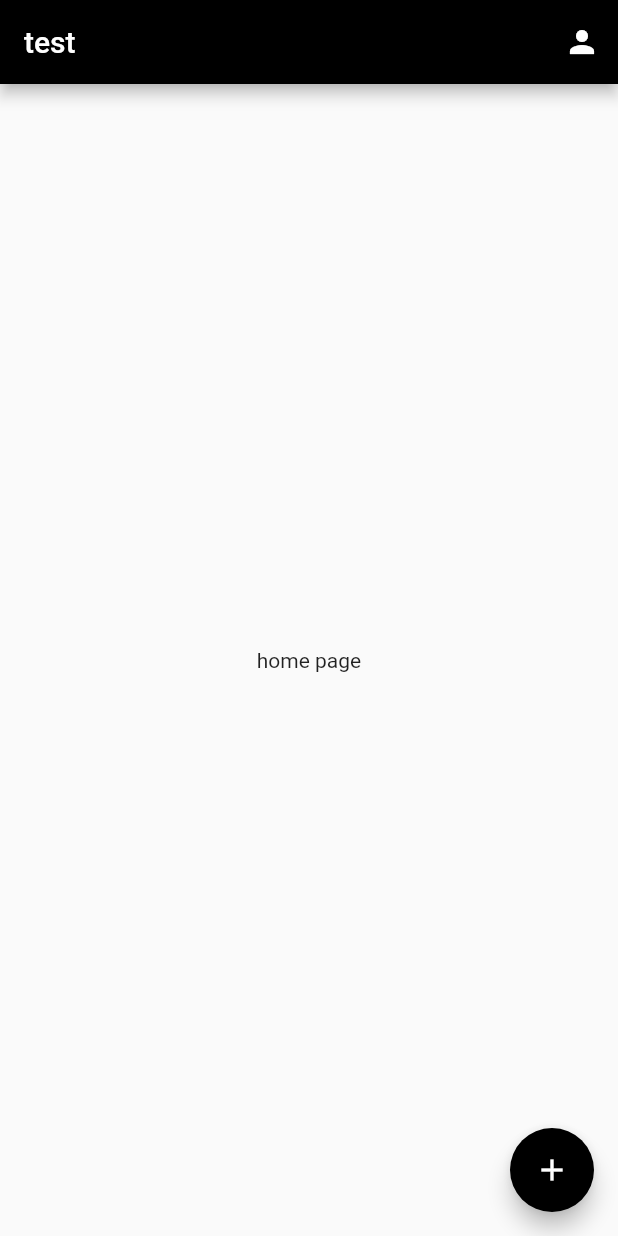
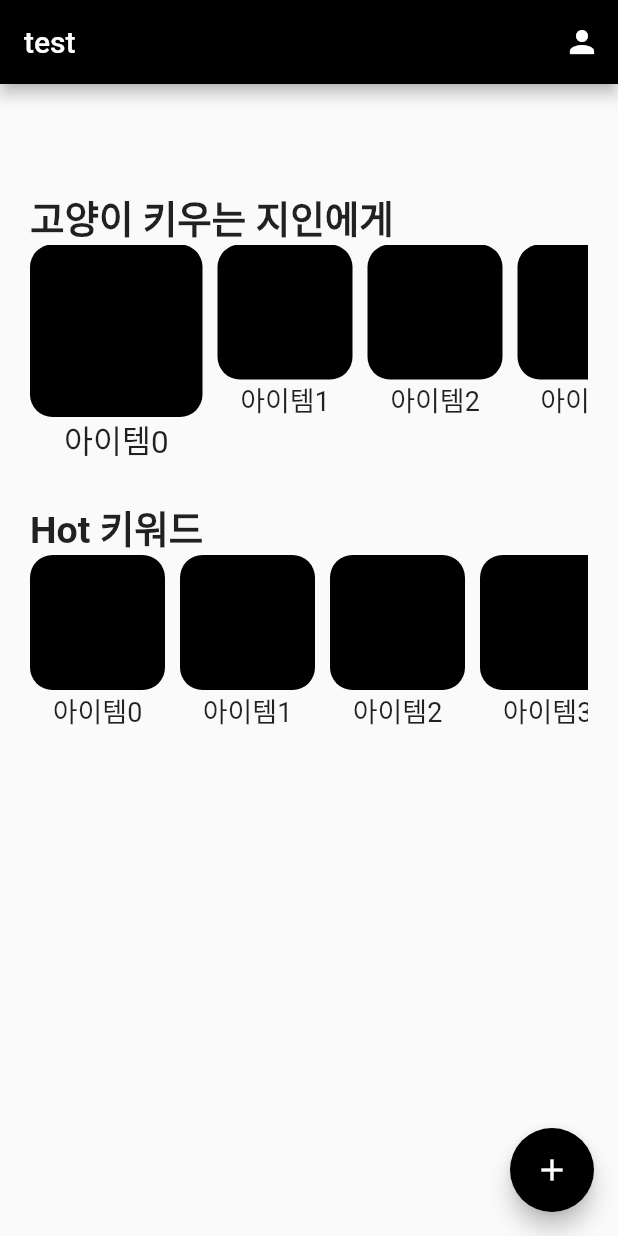
Before and after one commit to haeraam/swyg_gift, a Flutter app: the screen it shows after launch, on a phone screen of 412 x 824 dp. Run offline on Flutter 3.47's test engine with Material 2 defaults, Android fonts, the light colour scheme and no system bars; our stand-ins replace bloc, flutter_bloc, freezed_annotation, go_router; Roboto replaces fonts that are missing (Pretendard).

Commit message:
Add: items and ...

```diff
--- /dev/null
+++ b/lib/cubits/cubit/item_list_cubit.dart
@@ -0,0 +1,21 @@
+import 'package:bloc/bloc.dart';
+import 'package:freezed_annotation/freezed_annotation.dart';
+import 'package:swyg/models/item_model.dart';
+
+part 'item_list_state.dart';
+part 'item_list_cubit.freezed.dart';
+
+class ItemListCubit extends Cubit<ItemListState> {
+  ItemListCubit({required List<Item> initialList}) : super(ItemListState.initial(itemList: initialList));
+
+  void setItems(List<Item> items) {
+    emit(state.copyWith(itemList: items));
+  }
+
+  void addItems(Item item) {
+    emit(state.copyWith(itemList: [
+      ...state.itemList,
+      item,
+    ]));
+  }
+}
--- /dev/null
+++ b/lib/cubits/cubit/item_list_state.dart
@@ -0,0 +1,9 @@
+// ignore_for_file: public_member_api_docs, sort_constructors_first
+part of 'item_list_cubit.dart';
+
+@freezed
+class ItemListState with _$ItemListState {
+  const factory ItemListState.initial({
+    required List<Item> itemList,
+  }) = _Initial;
+}
--- a/lib/pages/create_item_page/create_item.dart
+++ b/lib/pages/create_item_page/create_item.dart
@@ -1,5 +1,9 @@
 import 'package:flutter/material.dart';
+import 'package:flutter_bloc/flutter_bloc.dart';
 import 'package:go_router/go_router.dart';
+import 'package:swyg/cubits/cubit/item_list_cubit.dart';
+import 'package:swyg/models/item_model.dart';
+import 'package:swyg/pages/page.dart';
 
 class CreateItemPage extends StatelessWidget {
   const CreateItemPage({Key? key}) : super(key: key);
@@ -15,9 +19,15 @@ class CreateItemPage extends StatelessWidget {
           icon: const Icon(Icons.arrow_left),
         ),
       ),
-      body: const Center(
-        child: Text('아이템 생성'),
+      body: PageWrap(
+        child: const Center(
+          child: Text('아이템 생성'),
+        ),
       ),
+      floatingActionButton: FloatingActionButton(onPressed: () {
+        context.read<ItemListCubit>().addItems(Item(name: '테스트'));
+        context.go('/');
+      }),
     );
   }
 }
--- a/lib/pages/create_list_page/create_list.dart
+++ b/lib/pages/create_list_page/create_list.dart
@@ -1,5 +1,6 @@
 import 'package:flutter/material.dart';
 import 'package:go_router/go_router.dart';
+import 'package:swyg/pages/page.dart';
 
 class CreateListPage extends StatelessWidget {
   const CreateListPage({Key? key}) : super(key: key);
@@ -15,8 +16,10 @@ class CreateListPage extends StatelessWidget {
           icon: Icon(Icons.arrow_left),
         ),
       ),
-      body: Center(
-        child: Text('리스트 생성'),
+      body: PageWrap(
+        child: Center(
+          child: Text('리스트 생성'),
+        ),
       ),
     );
   }
--- a/lib/pages/home_page/home_page.dart
+++ b/lib/pages/home_page/home_page.dart
@@ -1,11 +1,18 @@
 import 'package:flutter/material.dart';
+import 'package:flutter_bloc/flutter_bloc.dart';
 import 'package:go_router/go_router.dart';
+import 'package:swyg/cubits/cubit/item_list_cubit.dart';
+import 'package:swyg/models/item_model.dart';
+import 'package:swyg/pages/page.dart';
+import 'package:swyg/widgets/item_widget.dart';
 
 class HomePage extends StatelessWidget {
   const HomePage({Key? key}) : super(key: key);
 
   @override
   Widget build(BuildContext context) {
+    List<Item> items = context.watch<ItemListCubit>().state.itemList;
+
     return Scaffold(
       appBar: AppBar(
         title: const Text('test'),
@@ -18,9 +25,70 @@ class HomePage extends StatelessWidget {
               icon: const Icon(Icons.person))
         ],
       ),
-      body: const Center(
-        child: Text('home page'),
+      body: BlocListener<ItemListCubit, ItemListState>(
+          listener: (context, state) {},
+          child: Container(
+            padding: EdgeInsets.all(20),
+            child: Column(
+              crossAxisAlignment: CrossAxisAlignment.start,
+              children: [
+                const SizedBox(height: 50),
+                Text(
+                  '고양이 키우는 지인에게',
+                  style: TextStyle(fontSize: 25, fontWeight: FontWeight.w700),
+                  textAlign: TextAlign.left,
                 ),
+                Container(
+                  height: 150,
+                  child: NotificationListener<OverscrollIndicatorNotification>(
+                    onNotification: (overScroll) {
+                      overScroll.disallowIndicator();
+                      return true;
+                    },
+                    child: ListView.builder(
+                      primary: false,
+                      shrinkWrap: true,
+                      scrollDirection: Axis.horizontal,
+                      itemCount: items.length,
+                      itemBuilder: (context, index) => Row(
+                        children: [
+                          ItemWidget(name: '아이템$index', isFocused: index == 0),
+                          const SizedBox(width: 10),
+                        ],
+                      ),
+                    ),
+                  ),
+                ),
+                const SizedBox(height: 20),
+                Text(
+                  'Hot 키워드',
+                  style: TextStyle(fontSize: 25, fontWeight: FontWeight.w700),
+                  textAlign: TextAlign.left,
+                ),
+                Container(
+                  height: 150,
+                  child: NotificationListener<OverscrollIndicatorNotification>(
+                    onNotification: (overScroll) {
+                      overScroll.disallowIndicator();
+                      return true;
+                    },
+                    child: ListView.builder(
+                      primary: false,
+                      shrinkWrap: true,
+                      scrollDirection: Axis.horizontal,
+                      itemCount: items.length,
+                      itemBuilder: (context, index) => Row(
+                        children: [
+                          ItemWidget(name: '아이템$index'),
+                          const SizedBox(width: 10),
+                        ],
+                      ),
+                    ),
+                  ),
+                )
+              ],
+            ),
+          )),
       floatingActionButton: CustomActionButton(),
     );
   }
@@ -39,7 +107,8 @@ class _CustomActionButtonState extends State<CustomActionButton> {
 
   @override
   Widget build(BuildContext context) {
-    return Stack(
+    return PageWrap(
+      child: Stack(
         alignment: Alignment.bottomRight,
         children: [
           if (showBtn)
@@ -102,6 +171,7 @@ class _CustomActionButtonState extends State<CustomActionButton> {
             },
           ),
         ],
+      ),
     );
   }
 }
--- a/lib/pages/my_page/my_page.dart
+++ b/lib/pages/my_page/my_page.dart
@@ -1,5 +1,6 @@
 import 'package:flutter/material.dart';
 import 'package:go_router/go_router.dart';
+import 'package:swyg/pages/page.dart';
 
 class MyPage extends StatelessWidget {
   const MyPage({Key? key}) : super(key: key);
@@ -15,9 +16,11 @@ class MyPage extends StatelessWidget {
           icon: Icon(Icons.arrow_left),
         ),
       ),
-      body: Container(
-        child: Center(
-          child: Text('마이 페이지'),
+      body: PageWrap(
+        child: Container(
+          child: Center(
+            child: Text('마이 페이지'),
+          ),
         ),
       ),
     );
--- /dev/null
+++ b/lib/pages/page.dart
@@ -0,0 +1,18 @@
+import 'package:flutter/material.dart';
+import 'package:go_router/go_router.dart';
+
+class PageWrap extends StatelessWidget {
+  const PageWrap({Key? key, required this.child}) : super(key: key);
+  final Widget child;
+
+  @override
+  Widget build(BuildContext context) {
+    return WillPopScope(
+      onWillPop: () async {
+        // context.go('/');
+        return false;
+      },
+      child: child,
+    );
+  }
+}
--- a/lib/pages/start_page.dart
+++ b/lib/pages/start_page.dart
@@ -1,5 +1,8 @@
 import 'package:flutter/material.dart';
+import 'package:flutter_bloc/flutter_bloc.dart';
 import 'package:go_router/go_router.dart';
+import 'package:swyg/cubits/cubit/item_list_cubit.dart';
+import 'package:swyg/models/item_model.dart';
 import 'package:swyg/pages/create_item_page/create_item.dart';
 import 'package:swyg/pages/create_list_page/create_list.dart';
 import 'package:swyg/pages/home_page/home_page.dart';
@@ -10,9 +13,22 @@ class StartPage extends StatelessWidget {
 
   @override
   Widget build(BuildContext context) {
-    return MaterialApp.router(
-      routerConfig: _router,
-      theme: ThemeData(fontFamily: 'Pretendard'),
+    return MultiBlocProvider(
+      providers: [
+        BlocProvider(
+          create: (context) => ItemListCubit(initialList: [
+            Item(name: '테스트'),
+            Item(name: '테스트'),
+            Item(name: '테스트'),
+            Item(name: '테스트'),
+            Item(name: '테스트'),
+          ]),
+        )
+      ],
+      child: MaterialApp.router(
+        routerConfig: _router,
+        theme: ThemeData(fontFamily: 'Pretendard'),
+      ),
     );
   }
 }
--- /dev/null
+++ b/lib/widgets/item_widget.dart
@@ -0,0 +1,27 @@
+import 'package:flutter/material.dart';
+
+class ItemWidget extends StatelessWidget {
+  const ItemWidget({Key? key, required this.name, this.isFocused = false}) : super(key: key);
+  final String name;
+  final bool isFocused;
+
+  @override
+  Widget build(BuildContext context) {
+    return Column(
+      children: [
+        Container(
+          width: isFocused ? 115 : 90,
+          height: isFocused ? 115 : 90,
+          decoration: BoxDecoration(
+            color: Colors.black,
+            borderRadius: BorderRadius.circular(15),
+          ),
+        ),
+        Text(
+          name,
+          style: TextStyle(fontSize: isFocused ? 21 : 18),
+        ),
+      ],
+    );
+  }
+}
```
Also changed, not shown: lib/cubits/cubit/item_list_cubit.freezed.dart (added), 3 other files. Lines whose indentation alone changed are shown as unchanged.
